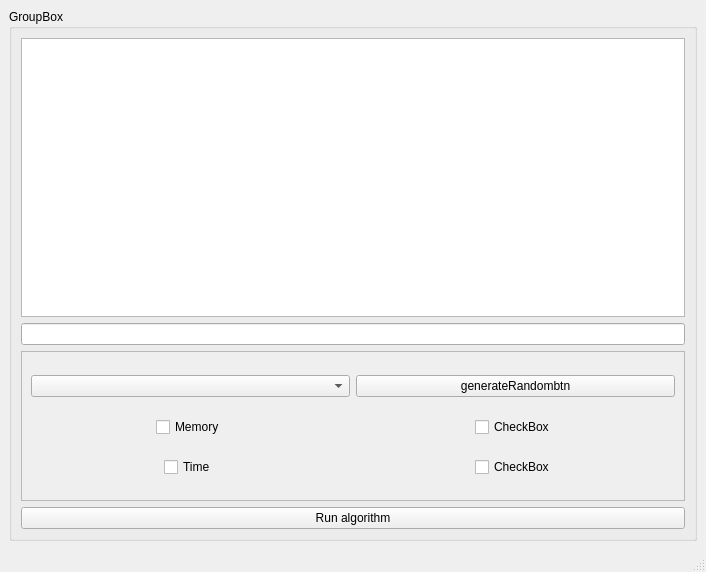
The window that OOPlab2/mainwindow.ui (YaroslavDrovolskyi/lab2-OOOP-algorithms) describes before a commit, drawn with Qt 5.
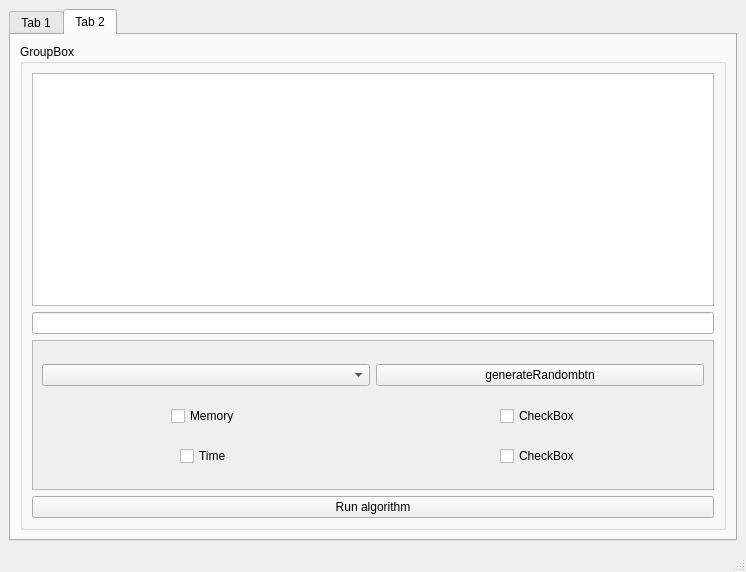
The same window after the commit. The open tabs and pages were chosen to show the change.

Diff of the .ui file:
```diff
--- a/OOPlab2/mainwindow.ui
+++ b/OOPlab2/mainwindow.ui
@@ -6,7 +6,7 @@
    <rect>
     <x>0</x>
     <y>0</y>
-    <width>706</width>
+    <width>746</width>
     <height>572</height>
    </rect>
   </property>
@@ -28,6 +28,16 @@
      <number>9</number>
     </property>
     <item>
+     <widget class="QTabWidget" name="tabWidget">
+      <property name="currentIndex">
+       <number>0</number>
+      </property>
+      <widget class="QWidget" name="tab">
+       <attribute name="title">
+        <string>Tab 1</string>
+       </attribute>
+       <layout class="QVBoxLayout" name="verticalLayout_2">
+        <item>
      <widget class="QGroupBox" name="groupBox">
       <property name="sizePolicy">
        <sizepolicy hsizetype="Expanding" vsizetype="Expanding">
@@ -82,7 +92,7 @@
            <rect>
             <x>0</x>
             <y>0</y>
-            <width>666</width>
+                <width>682</width>
             <height>148</height>
            </rect>
           </property>
@@ -141,6 +151,129 @@
     </item>
    </layout>
   </widget>
+      <widget class="QWidget" name="tab_2">
+       <attribute name="title">
+        <string>Tab 2</string>
+       </attribute>
+       <layout class="QVBoxLayout" name="verticalLayout_4">
+        <item>
+         <widget class="QGroupBox" name="groupBox_2">
+          <property name="sizePolicy">
+           <sizepolicy hsizetype="Expanding" vsizetype="Expanding">
+            <horstretch>0</horstretch>
+            <verstretch>0</verstretch>
+           </sizepolicy>
+          </property>
+          <property name="minimumSize">
+           <size>
+            <width>300</width>
+            <height>0</height>
+           </size>
+          </property>
+          <property name="maximumSize">
+           <size>
+            <width>1000000</width>
+            <height>16777215</height>
+           </size>
+          </property>
+          <property name="title">
+           <string>GroupBox</string>
+          </property>
+          <layout class="QVBoxLayout" name="verticalLayout_3">
+           <item>
+            <widget class="QTableWidget" name="resultTable_2"/>
+           </item>
+           <item>
+            <widget class="QLineEdit" name="inputline_2"/>
+           </item>
+           <item>
+            <widget class="QScrollArea" name="scrollArea_2">
+             <property name="minimumSize">
+              <size>
+               <width>0</width>
+               <height>100</height>
+              </size>
+             </property>
+             <property name="maximumSize">
+              <size>
+               <width>167772</width>
+               <height>150</height>
+              </size>
+             </property>
+             <property name="styleSheet">
+              <string notr="true"/>
+             </property>
+             <property name="widgetResizable">
+              <bool>true</bool>
+             </property>
+             <widget class="QWidget" name="scrollAreaWidgetContents_2">
+              <property name="geometry">
+               <rect>
+                <x>0</x>
+                <y>0</y>
+                <width>682</width>
+                <height>148</height>
+               </rect>
+              </property>
+              <layout class="QGridLayout" name="gridLayout_3">
+               <item row="2" column="0" alignment="Qt::AlignHCenter">
+                <widget class="QCheckBox" name="checkBoxTime_2">
+                 <property name="text">
+                  <string>Time</string>
+                 </property>
+                </widget>
+               </item>
+               <item row="2" column="2" alignment="Qt::AlignHCenter">
+                <widget class="QCheckBox" name="checkBox_5">
+                 <property name="text">
+                  <string>CheckBox</string>
+                 </property>
+                </widget>
+               </item>
+               <item row="1" column="0" alignment="Qt::AlignHCenter">
+                <widget class="QCheckBox" name="checkBoxMemory_2">
+                 <property name="text">
+                  <string>Memory</string>
+                 </property>
+                </widget>
+               </item>
+               <item row="0" column="0">
+                <widget class="QComboBox" name="algoselector_2"/>
+               </item>
+               <item row="0" column="2">
+                <widget class="QPushButton" name="pushButton_2">
+                 <property name="text">
+                  <string>generateRandombtn</string>
+                 </property>
+                </widget>
+               </item>
+               <item row="1" column="2" alignment="Qt::AlignHCenter">
+                <widget class="QCheckBox" name="checkBox_6">
+                 <property name="text">
+                  <string>CheckBox</string>
+                 </property>
+                </widget>
+               </item>
+              </layout>
+             </widget>
+            </widget>
+           </item>
+           <item>
+            <widget class="QPushButton" name="btnrun_2">
+             <property name="text">
+              <string>Run algorithm</string>
+             </property>
+            </widget>
+           </item>
+          </layout>
+         </widget>
+        </item>
+       </layout>
+      </widget>
+     </widget>
+    </item>
+   </layout>
+  </widget>
   <widget class="QMenuBar" name="menubar">
    <property name="geometry">
     <rect>
```
Left out of the diff: 2 changed lines with no effect on the pictures. Lines whose indentation alone changed are shown as unchanged.
